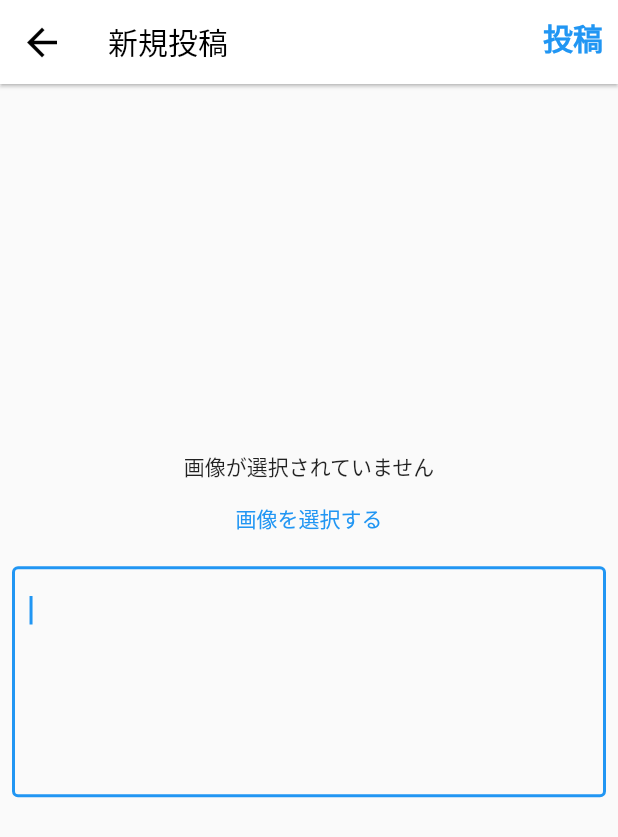
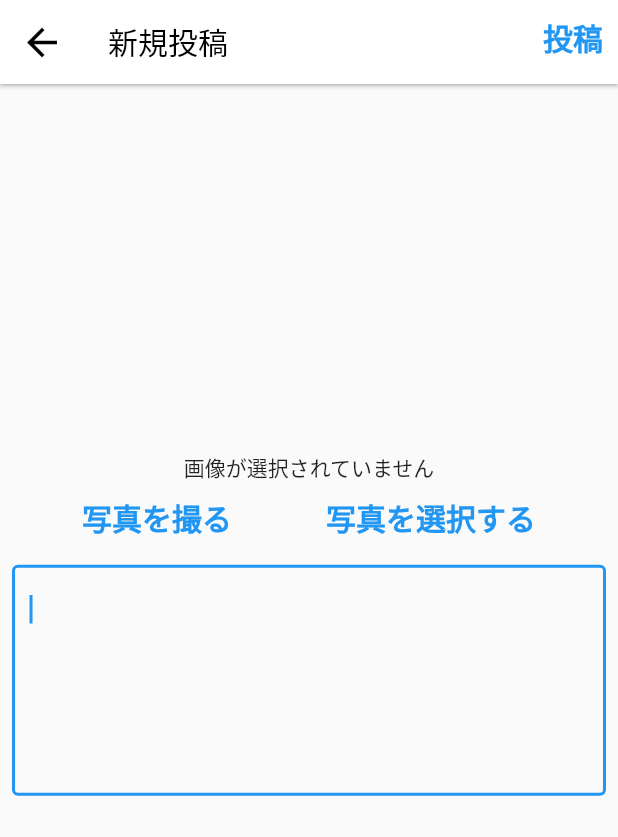
Before and after one commit to iseruuuuu/book_instagram_app, a Flutter app: the screen it shows after launch, item 2 of the bottom bar chosen, on a phone screen of 412 x 824 dp. Shown: the top 837 px of the screen. Run offline on Flutter 3.47's test engine with Material 2 defaults, Android fonts, the phone set to English and light mode, and no system bars; our stand-ins replace image_picker.

Commit message:
ボタンのデザインを変更

```diff
--- /dev/null
+++ b/lib/screen/register/children/register_photo_button.dart
@@ -0,0 +1,32 @@
+import 'package:flutter/material.dart';
+
+class PhotoWidget extends StatelessWidget {
+  const PhotoWidget({
+    Key? key,
+    required this.onTap,
+    required this.text,
+  }) : super(key: key);
+
+  final Function() onTap;
+  final String text;
+
+  @override
+  Widget build(BuildContext context) {
+    return Center(
+      child: Padding(
+        padding: const EdgeInsets.all(8.0),
+        child: GestureDetector(
+          onTap: onTap,
+          child: Text(
+            text,
+            style: const TextStyle(
+              fontSize: 20,
+              fontWeight: FontWeight.bold,
+              color: Colors.blue,
+            ),
+          ),
+        ),
+      ),
+    );
+  }
+}
--- a/lib/screen/register/register_screen.dart
+++ b/lib/screen/register/register_screen.dart
@@ -4,6 +4,7 @@ import 'package:flutter/material.dart';
 import 'package:image_picker/image_picker.dart';
 
 import 'children/register_app_bar.dart';
+import 'children/register_photo_button.dart';
 
 class RegisterScreen extends StatefulWidget {
   const RegisterScreen({Key? key}) : super(key: key);
@@ -39,14 +40,22 @@ class _RegisterScreenState extends State<RegisterScreen> {
         children: [
           Center(
             child: image == null
+                //適当な写真を載せる？？
                 ? const Text('画像が選択されていません')
                 : Image.file(image!),
           ),
-          Center(
-            child: TextButton(
-              onPressed: getImage,
-              child: const Text('画像を選択する'),
-            ),
+          Row(
+            mainAxisAlignment: MainAxisAlignment.spaceEvenly,
+            children: [
+              PhotoWidget(
+                text: '写真を撮る',
+                onTap: getImage,
+              ),
+              PhotoWidget(
+                text: '写真を選択する',
+                onTap: getImage,
+              ),
+            ],
           ),
           Container(
             margin: const EdgeInsets.all(8.0),
```
